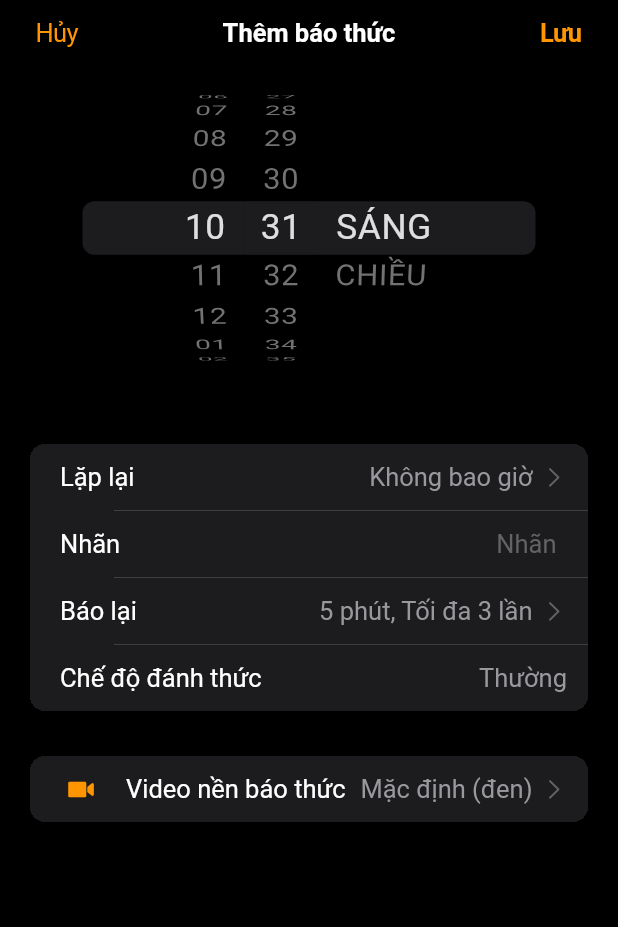
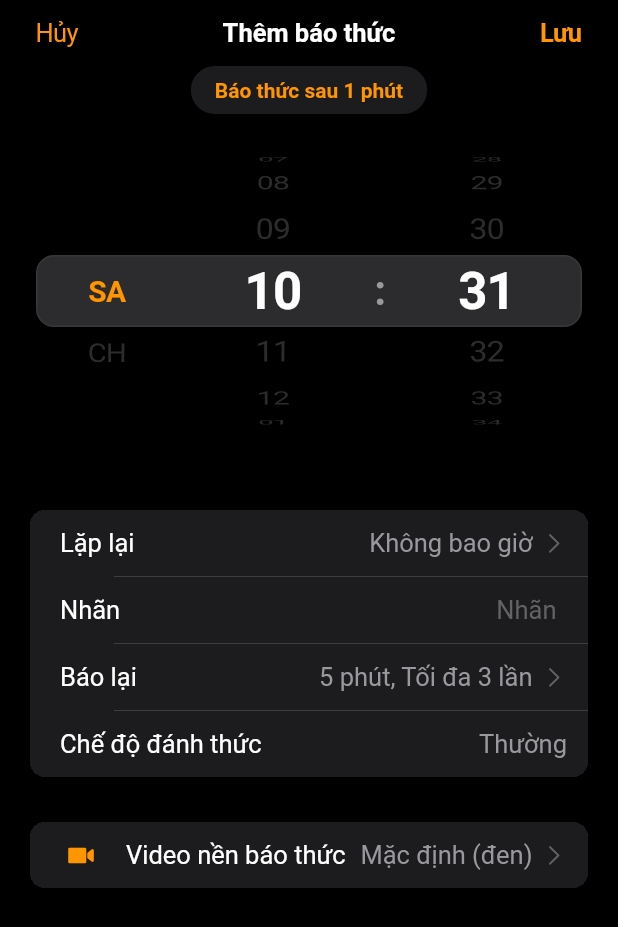
Before and after one commit to HuyVo117/Alarm-Clock-, a Flutter app: the AlarmEditScreen screen opened by its route, on a phone screen of 412 x 824 dp. Shown: the top 927 px of the screen. Run offline on Flutter 3.47's test engine with Material 3 defaults, Android fonts, the phone set to English and light mode, and no system bars; our stand-ins replace drift, drift_flutter, flutter_riverpod, go_router, image_picker, permission_handler and 1 more; missing offline and left inert: alarm; accounts and stored records are empty; generated files the repository leaves out were written again; statements that could not run were skipped.

Commit message:
feat: add Samsung-style time picker widget and alarm edit screen

```diff
--- a/wake_up/lib/features/alarms/presentation/alarm_edit_screen.dart
+++ b/wake_up/lib/features/alarms/presentation/alarm_edit_screen.dart
@@ -9,6 +9,7 @@ import '../domain/alarm_model.dart';
 import '../domain/next_alarm_calculator.dart';
 import 'providers/alarm_providers.dart';
 import 'widgets/day_picker.dart';
+import 'widgets/samsung_time_picker.dart';
 
 /// Màn hình thêm/sửa báo thức, giống iPhone.
 class AlarmEditScreen extends ConsumerStatefulWidget {
@@ -96,17 +97,12 @@ class _AlarmEditScreenState extends ConsumerState<AlarmEditScreen> {
       child: SafeArea(
         child: ListView(
           children: [
-            // Time picker
-            SizedBox(
-              height: 216,
-              child: CupertinoDatePicker(
-                mode: CupertinoDatePickerMode.time,
-                initialDateTime: _selectedTime,
-                use24hFormat: false,
-                onDateTimeChanged: (dateTime) {
-                  setState(() => _selectedTime = dateTime);
-                },
-              ),
+            // Samsung-style Time picker
+            SamsungTimePicker(
+              initialDateTime: _selectedTime,
+              onDateTimeChanged: (dateTime) {
+                setState(() => _selectedTime = dateTime);
+              },
             ),
 
             const SizedBox(height: 16),
--- /dev/null
+++ b/wake_up/lib/features/alarms/presentation/widgets/samsung_time_picker.dart
@@ -0,0 +1,274 @@
+import 'package:flutter/cupertino.dart';
+import 'package:flutter/services.dart';
+
+import '../../../../core/theme/app_theme.dart';
+
+/// Bộ chọn giờ phong cách Samsung Clock (One UI).
+/// Bố cục 3 cột rộng rãi: Buổi (SA/CH) | Giờ (1-12) | Phút (00-59),
+/// số trung tâm lớn nổi bật trong thanh highlight, cuộn vòng mượt mà và rung haptic.
+class SamsungTimePicker extends StatefulWidget {
+  final DateTime initialDateTime;
+  final ValueChanged<DateTime> onDateTimeChanged;
+
+  const SamsungTimePicker({
+    super.key,
+    required this.initialDateTime,
+    required this.onDateTimeChanged,
+  });
+
+  @override
+  State<SamsungTimePicker> createState() => _SamsungTimePickerState();
+}
+
+class _SamsungTimePickerState extends State<SamsungTimePicker> {
+  late FixedExtentScrollController _periodController;
+  late FixedExtentScrollController _hourController;
+  late FixedExtentScrollController _minuteController;
+
+  late bool _isPm;
+  late int _hour12; // 1 -> 12
+  late int _minute; // 0 -> 59
+
+  static const double _itemExtent = 48.0;
+
+  @override
+  void initState() {
+    super.initState();
+    final hour24 = widget.initialDateTime.hour;
+    _minute = widget.initialDateTime.minute;
+    _isPm = hour24 >= 12;
+    _hour12 = hour24 % 12 == 0 ? 12 : hour24 % 12;
+
+    _periodController = FixedExtentScrollController(initialItem: _isPm ? 1 : 0);
+    // Offset lớn để tạo cảm giác cuộn vô hạn cho giờ và phút
+    _hourController = FixedExtentScrollController(initialItem: 1200 + (_hour12 - 1));
+    _minuteController = FixedExtentScrollController(initialItem: 6000 + _minute);
+  }
+
+  @override
+  void dispose() {
+    _periodController.dispose();
+    _hourController.dispose();
+    _minuteController.dispose();
+    super.dispose();
+  }
+
+  void _notifyChange() {
+    HapticFeedback.selectionClick();
+    int hour24;
+    if (_isPm) {
+      hour24 = _hour12 == 12 ? 12 : _hour12 + 12;
+    } else {
+      hour24 = _hour12 == 12 ? 0 : _hour12;
+    }
+
+    final now = widget.initialDateTime;
+    final newDateTime = DateTime(
+      now.year,
+      now.month,
+      now.day,
+      hour24,
+      _minute,
+    );
+    widget.onDateTimeChanged(newDateTime);
+  }
+
+  String _calcRemainingTime() {
+    final now = DateTime.now();
+    int hour24;
+    if (_isPm) {
+      hour24 = _hour12 == 12 ? 12 : _hour12 + 12;
+    } else {
+      hour24 = _hour12 == 12 ? 0 : _hour12;
+    }
+
+    var target = DateTime(now.year, now.month, now.day, hour24, _minute);
+    if (target.isBefore(now)) {
+      target = target.add(const Duration(days: 1));
+    }
+
+    final diff = target.difference(now);
+    final hours = diff.inHours;
+    final minutes = diff.inMinutes % 60;
+
+    if (hours == 0 && minutes == 0) {
+      return 'Báo thức trong vòng chưa đầy 1 phút';
+    } else if (hours == 0) {
+      return 'Báo thức sau $minutes phút';
+    } else if (minutes == 0) {
+      return 'Báo thức sau $hours giờ';
+    } else {
+      return 'Báo thức sau $hours giờ $minutes phút';
+    }
+  }
+
+  @override
+  Widget build(BuildContext context) {
+    return Column(
+      mainAxisSize: MainAxisSize.min,
+      children: [
+        // Gợi ý thời gian reo theo thời gian thực (giống Samsung Clock)
+        Container(
+          padding: const EdgeInsets.symmetric(horizontal: 16, vertical: 8),
+          margin: const EdgeInsets.only(bottom: 8),
+          decoration: BoxDecoration(
+            color: AppTheme.surfaceDark,
+            borderRadius: BorderRadius.circular(20),
+          ),
+          child: Text(
+            _calcRemainingTime(),
+            style: const TextStyle(
+              color: AppTheme.accentOrange,
+              fontSize: 14,
+              fontWeight: FontWeight.w600,
+            ),
+          ),
+        ),
+
+        // Vùng con lăn chính
+        SizedBox(
+          height: 220,
+          child: Stack(
+            alignment: Alignment.center,
+            children: [
+              // Thanh highlight trung tâm kiểu Samsung One UI
+              Container(
+                height: _itemExtent,
+                margin: const EdgeInsets.symmetric(horizontal: 24),
+                decoration: BoxDecoration(
+                  color: AppTheme.surfaceDarkElevated,
+                  borderRadius: BorderRadius.circular(12),
+                  border: Border.all(
+                    color: AppTheme.separatorColor,
+                    width: 1,
+                  ),
+                ),
+              ),
+
+              // 3 cột cuộn
+              Padding(
+                padding: const EdgeInsets.symmetric(horizontal: 24),
+                child: Row(
+                  children: [
+                    // Cột Buổi: SA / CH
+                    Expanded(
+                      flex: 3,
+                      child: CupertinoPicker(
+                        scrollController: _periodController,
+                        itemExtent: _itemExtent,
+                        selectionOverlay: const SizedBox.shrink(),
+                        onSelectedItemChanged: (index) {
+                          setState(() {
+                            _isPm = index == 1;
+                          });
+                          _notifyChange();
+                        },
+                        children: [
+                          Center(
+                            child: Text(
+                              'SA',
+                              style: TextStyle(
+                                fontSize: 20,
+                                fontWeight: !_isPm ? FontWeight.w700 : FontWeight.w400,
+                                color: !_isPm ? AppTheme.accentOrange : AppTheme.labelTertiary,
+                              ),
+                            ),
+                          ),
+                          Center(
+                            child: Text(
+                              'CH',
+                              style: TextStyle(
+                                fontSize: 20,
+                                fontWeight: _isPm ? FontWeight.w700 : FontWeight.w400,
+                                color: _isPm ? AppTheme.accentOrange : AppTheme.labelTertiary,
+                              ),
+                            ),
+                          ),
+                        ],
+                      ),
+                    ),
+
+                    // Cột Giờ (1 -> 12)
+                    Expanded(
+                      flex: 4,
+                      child: CupertinoPicker.builder(
+                        scrollController: _hourController,
+                        itemExtent: _itemExtent,
+                        selectionOverlay: const SizedBox.shrink(),
+                        childCount: null, // Vòng lặp vô hạn
+                        onSelectedItemChanged: (index) {
+                          setState(() {
+                            _hour12 = (index % 12) + 1;
+                          });
+                          _notifyChange();
+                        },
+                        itemBuilder: (context, index) {
+                          final hour = (index % 12) + 1;
+                          final isSelected = hour == _hour12;
+                          return Center(
+                            child: Text(
+                              hour.toString().padLeft(2, '0'),
+                              style: TextStyle(
+                                fontSize: isSelected ? 34 : 22,
+                                fontWeight: isSelected ? FontWeight.w700 : FontWeight.w400,
+                                color: isSelected ? AppTheme.labelPrimary : AppTheme.labelTertiary,
+                              ),
+                            ),
+                          );
+                        },
+                      ),
+                    ),
+
+                    // Dấu hai chấm ngăn cách
+                    const Padding(
+                      padding: EdgeInsets.symmetric(horizontal: 4),
+                      child: Text(
+                        ':',
+                        style: TextStyle(
+                          fontSize: 28,
+                          fontWeight: FontWeight.bold,
+                          color: AppTheme.labelSecondary,
+                        ),
+                      ),
+                    ),
+
+                    // Cột Phút (00 -> 59)
+                    Expanded(
+                      flex: 4,
+                      child: CupertinoPicker.builder(
+                        scrollController: _minuteController,
+                        itemExtent: _itemExtent,
+                        selectionOverlay: const SizedBox.shrink(),
+                        childCount: null, // Vòng lặp vô hạn
+                        onSelectedItemChanged: (index) {
+                          setState(() {
+                            _minute = index % 60;
+                          });
+                          _notifyChange();
+                        },
+                        itemBuilder: (context, index) {
+                          final minute = index % 60;
+                          final isSelected = minute == _minute;
+                          return Center(
+                            child: Text(
+                              minute.toString().padLeft(2, '0'),
+                              style: TextStyle(
+                                fontSize: isSelected ? 34 : 22,
+                                fontWeight: isSelected ? FontWeight.w700 : FontWeight.w400,
+                                color: isSelected ? AppTheme.labelPrimary : AppTheme.labelTertiary,
+                              ),
+                            ),
+                          );
+                        },
+                      ),
+                    ),
+                  ],
+                ),
+              ),
+            ],
+          ),
+        ),
+      ],
+    );
+  }
+}
```
Also changed, not shown: 2 other files.
